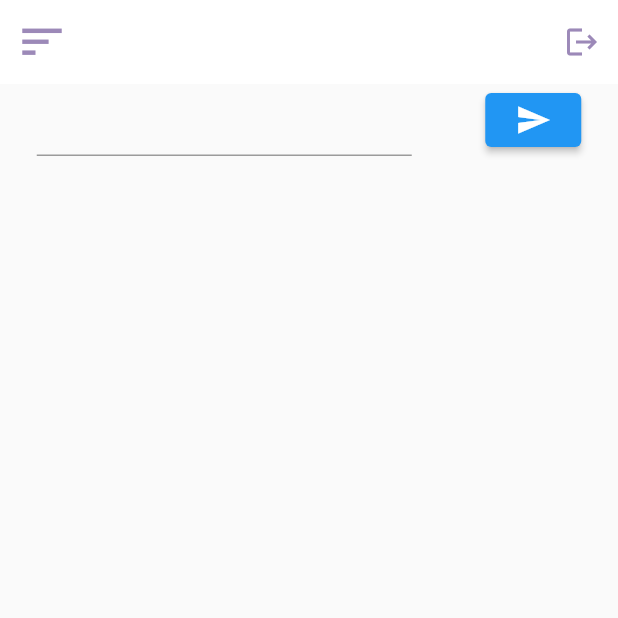
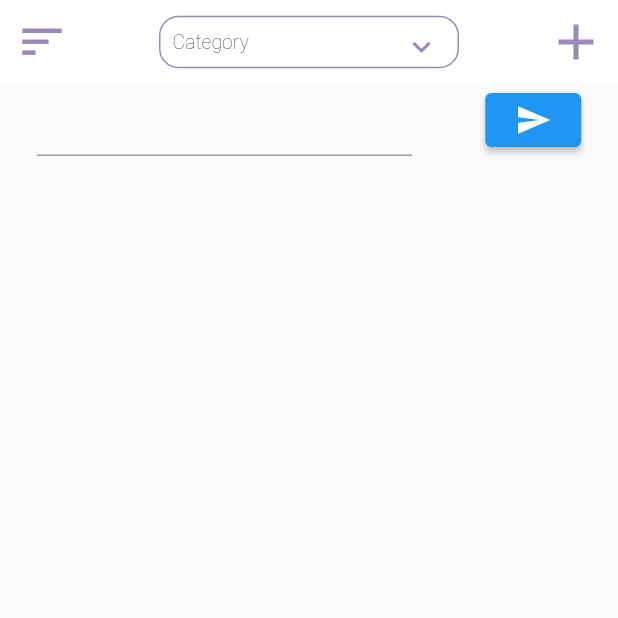
Before and after one commit to wjddns0122/firstgroup, a Flutter app: the screen it shows once a user with an empty profile is signed in, on a phone screen of 412 x 824 dp, the top half of it. Run offline on Flutter 3.47's test engine with Material 2 defaults, Android fonts, the phone set to English and light mode, and no system bars; our stand-ins replace cloud_firestore, firebase_auth, firebase_core, get; accounts and stored records are empty; network calls fail.

Commit message:
중간 완료

```diff
--- a/lib/screen/home.dart
+++ b/lib/screen/home.dart
@@ -2,6 +2,9 @@ import 'package:firebase_auth/firebase_auth.dart';
 import 'package:flutter/material.dart';
 import 'package:get/get.dart';
 import 'package:login_ui/controller/todo_controller.dart';
+import 'package:login_ui/screen/add_todo_page.dart';
+
+import '../style/app_color.dart';
 
 class HomeScreen extends GetView<TodoController> {
   HomeScreen({super.key});
@@ -22,15 +25,48 @@ class HomeScreen extends GetView<TodoController> {
           size: 35,
           color: Color(0xFF9C89B8),
         ),
+        title: Center(
+          child: Container(
+            width: 200,
+            height: 35,
+            decoration: BoxDecoration(
+                borderRadius: BorderRadius.circular(13),
+                border: Border.all(color: const Color(0xFF9C89B8), width: 1)),
+            child: Row(
+              mainAxisAlignment: MainAxisAlignment.spaceBetween,
+              children: [
+                const Padding(
+                  padding: EdgeInsets.all(8.0),
+                  child: Text(
+                    'Category',
+                    style: TextStyle(
+                        color: Colors.black,
+                        fontWeight: FontWeight.w200,
+                        fontSize: 13),
+                  ),
+                ),
+                IconButton(
+                  onPressed: () {},
+                  icon: const Icon(Icons.expand_more),
+                  color: const Color(0xFF9C89B8),
+                )
+              ],
+            ),
+          ),
+        ),
         backgroundColor: Colors.white,
         elevation: 0,
         actions: [
           IconButton(
-            onPressed: signOut,
+            onPressed: () {
+              Navigator.pushReplacement(context,
+                  MaterialPageRoute(builder: (context) => const AddTask()));
+            },
             icon: const Icon(
-              Icons.logout,
+              Icons.add,
               color: Color(0xFF9C89B8),
             ),
+            iconSize: 40,
           ),
         ],
       ),
@@ -55,8 +91,9 @@ class HomeScreen extends GetView<TodoController> {
                   ? GestureDetector(
                       onTap: () => controller.deleteTodo(todoModel.id!),
                       child: const Icon(
-                        Icons.check,
-                        color: Colors.green,
+                        Icons.check_circle,
+                        color: AppColors.pink,
+                        size: 35,
                       ),
                     )
                   : GestureDetector(
@@ -64,8 +101,9 @@ class HomeScreen extends GetView<TodoController> {
                         controller.updateTodo(todoModel.id!);
                       },
                       child: const Icon(
-                        Icons.close,
-                        color: Colors.red,
+                        Icons.circle_outlined,
+                        size: 35,
+                        color: AppColors.pink,
                       ),
                     ),
               subtitle: Text(todoModel.time.toString()),
--- a/lib/style/app_color.dart
+++ b/lib/style/app_color.dart
@@ -9,4 +9,7 @@ class AppColors {
   static const lightblue = Color(0xFF4B68D1);
   static const blackshade = Color(0xFF555555);
   static const hintText = Color(0xFFC7C7CD);
+  static const pink = Color(0xFFFFC8DD);
+  static const purple = Color(0xFF9C89B8);
+  static const green = Color(0xFFCEEDC7);
 }
```
Also changed, not shown: lib/screen/add_todo_page.dart (+10 -0 lines).
